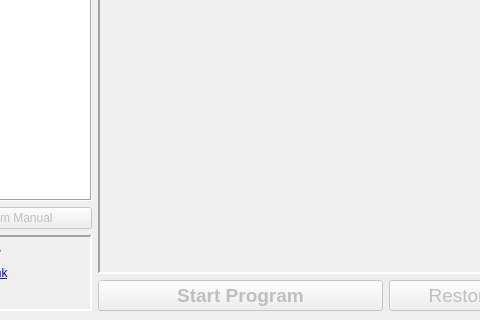
Before: the Qt Designer form mainwindow.ui in brianuuu/AutoController2, drawn with Qt 5; both pictures show x 117 to 597 and y 266 to 586 of the 800 by 586 pixel window.
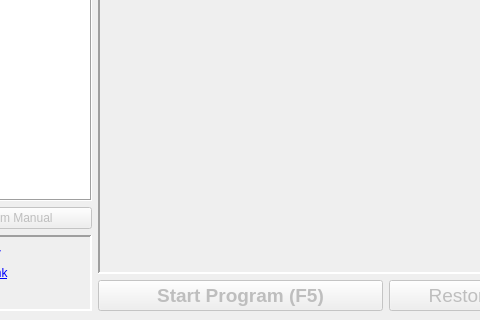
After: the same form once the commit is applied.

Commit message: Added F5 shortcut and start/stop program

```diff
--- a/mainwindow.ui
+++ b/mainwindow.ui
@@ -735,7 +735,7 @@
              </font>
             </property>
             <property name="text">
-             <string>Start Program</string>
+             <string>Start Program (F5)</string>
             </property>
            </widget>
           </item>
```
The commit also changes 4 other files.
